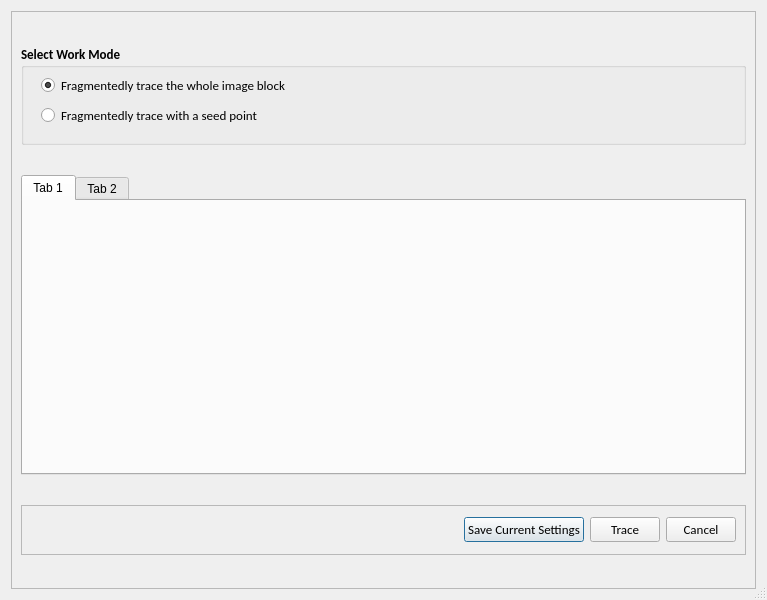
First picture: the form in hackathon/MK/Fragmented_autoTrace/fragmentedTraceUI.ui, repository Vaa3D/vaa3d_tools, before the edit.
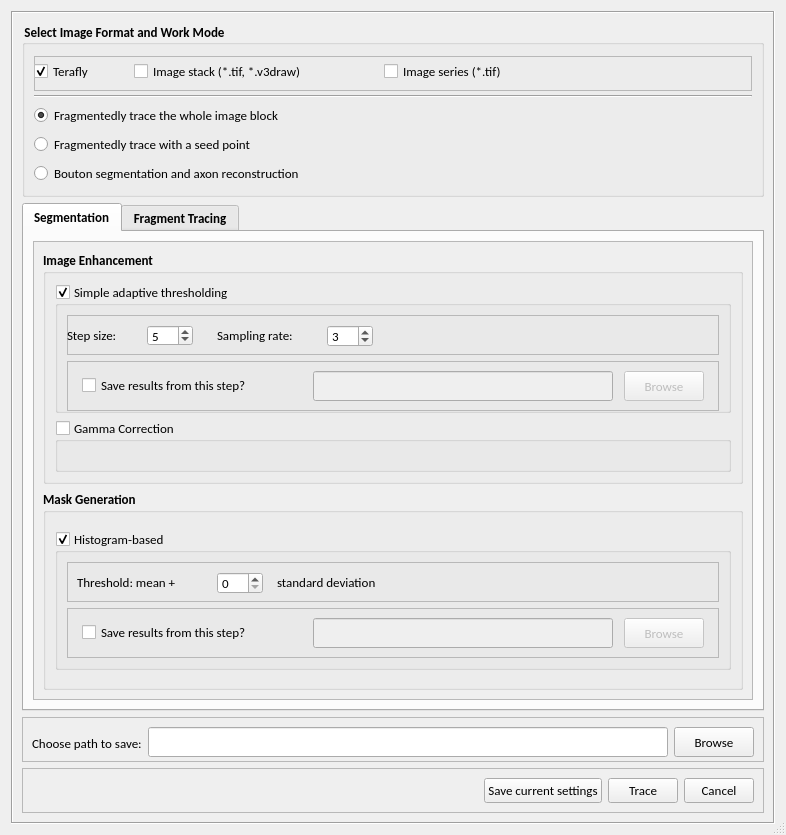
Second picture: the form after the edit.

Commit message: Frag Trace 1209

```diff
--- a/hackathon/MK/Fragmented_autoTrace/fragmentedTraceUI.ui
+++ b/hackathon/MK/Fragmented_autoTrace/fragmentedTraceUI.ui
@@ -12,8 +12,8 @@
    <rect>
     <x>0</x>
     <y>0</y>
-    <width>767</width>
-    <height>600</height>
+    <width>786</width>
+    <height>835</height>
    </rect>
   </property>
   <property name="sizePolicy">
@@ -25,7 +25,7 @@
   <property name="maximumSize">
    <size>
     <width>800</width>
-    <height>600</height>
+    <height>1000</height>
    </size>
   </property>
   <property name="font">
@@ -47,18 +47,27 @@
    <item>
     <widget class="QFrame" name="frame">
      <property name="frameShape">
-      <enum>QFrame::StyledPanel</enum>
+      <enum>QFrame::Box</enum>
      </property>
      <property name="frameShadow">
-      <enum>QFrame::Raised</enum>
+      <enum>QFrame::Sunken</enum>
+     </property>
+     <property name="lineWidth">
+      <number>1</number>
      </property>
      <layout class="QVBoxLayout" name="verticalLayout_2">
       <item>
        <widget class="QGroupBox" name="groupBox">
+        <property name="minimumSize">
+         <size>
+          <width>0</width>
+          <height>170</height>
+         </size>
+        </property>
         <property name="maximumSize">
          <size>
           <width>16777215</width>
-          <height>100</height>
+          <height>180</height>
          </size>
         </property>
         <property name="font">
@@ -67,14 +76,19 @@
           <pointsize>10</pointsize>
           <weight>75</weight>
           <bold>true</bold>
+          <underline>false</underline>
           <strikeout>false</strikeout>
+          <kerning>true</kerning>
          </font>
         </property>
         <property name="autoFillBackground">
          <bool>false</bool>
         </property>
+        <property name="styleSheet">
+         <string notr="true">color: rgb(0, 0, 0);</string>
+        </property>
         <property name="title">
-         <string>Select Work Mode</string>
+         <string>Select Image Format and Work Mode</string>
         </property>
         <property name="flat">
          <bool>false</bool>
@@ -82,47 +96,163 @@
         <property name="checkable">
          <bool>false</bool>
         </property>
-        <widget class="QRadioButton" name="radioButton">
-         <property name="geometry">
-          <rect>
-           <x>20</x>
-           <y>30</y>
-           <width>331</width>
-           <height>20</height>
-          </rect>
-         </property>
-         <property name="font">
-          <font>
-           <weight>50</weight>
-           <bold>false</bold>
-          </font>
-         </property>
-         <property name="text">
-          <string>Fragmentedly trace the whole image block</string>
-         </property>
-         <property name="checked">
-          <bool>true</bool>
-         </property>
-        </widget>
-        <widget class="QRadioButton" name="radioButton_2">
-         <property name="geometry">
-          <rect>
-           <x>20</x>
-           <y>60</y>
-           <width>331</width>
-           <height>20</height>
-          </rect>
-         </property>
-         <property name="font">
-          <font>
-           <weight>50</weight>
-           <bold>false</bold>
-          </font>
-         </property>
-         <property name="text">
-          <string>Fragmentedly trace with a seed point</string>
-         </property>
-        </widget>
+        <layout class="QVBoxLayout" name="verticalLayout_3">
+         <item>
+          <widget class="QFrame" name="frame_2">
+           <property name="minimumSize">
+            <size>
+             <width>0</width>
+             <height>35</height>
+            </size>
+           </property>
+           <property name="maximumSize">
+            <size>
+             <width>16777215</width>
+             <height>30</height>
+            </size>
+           </property>
+           <property name="font">
+            <font>
+             <pointsize>10</pointsize>
+            </font>
+           </property>
+           <property name="frameShape">
+            <enum>QFrame::StyledPanel</enum>
+           </property>
+           <property name="frameShadow">
+            <enum>QFrame::Raised</enum>
+           </property>
+           <widget class="QCheckBox" name="checkBox">
+            <property name="geometry">
+             <rect>
+              <x>0</x>
+              <y>0</y>
+              <width>81</width>
+              <height>31</height>
+             </rect>
+            </property>
+            <property name="font">
+             <font>
+              <family>Calibri</family>
+              <pointsize>10</pointsize>
+              <weight>50</weight>
+              <bold>false</bold>
+             </font>
+            </property>
+            <property name="text">
+             <string>Terafly</string>
+            </property>
+            <property name="checked">
+             <bool>true</bool>
+            </property>
+           </widget>
+           <widget class="QCheckBox" name="checkBox_2">
+            <property name="geometry">
+             <rect>
+              <x>100</x>
+              <y>0</y>
+              <width>231</width>
+              <height>31</height>
+             </rect>
+            </property>
+            <property name="font">
+             <font>
+              <family>Calibri</family>
+              <pointsize>10</pointsize>
+              <weight>50</weight>
+              <bold>false</bold>
+             </font>
+            </property>
+            <property name="text">
+             <string>Image stack (*.tif, *.v3draw)</string>
+            </property>
+           </widget>
+           <widget class="QCheckBox" name="checkBox_3">
+            <property name="geometry">
+             <rect>
+              <x>350</x>
+              <y>0</y>
+              <width>161</width>
+              <height>31</height>
+             </rect>
+            </property>
+            <property name="font">
+             <font>
+              <family>Calibri</family>
+              <pointsize>10</pointsize>
+             </font>
+            </property>
+            <property name="text">
+             <string>Image series (*.tif)</string>
+            </property>
+           </widget>
+          </widget>
+         </item>
+         <item>
+          <widget class="Line" name="line">
+           <property name="font">
+            <font>
+             <pointsize>10</pointsize>
+            </font>
+           </property>
+           <property name="frameShadow">
+            <enum>QFrame::Sunken</enum>
+           </property>
+           <property name="lineWidth">
+            <number>1</number>
+           </property>
+           <property name="orientation">
+            <enum>Qt::Horizontal</enum>
+           </property>
+          </widget>
+         </item>
+         <item>
+          <widget class="QRadioButton" name="radioButton">
+           <property name="font">
+            <font>
+             <family>Calibri</family>
+             <pointsize>10</pointsize>
+             <weight>50</weight>
+             <bold>false</bold>
+            </font>
+           </property>
+           <property name="text">
+            <string>Fragmentedly trace the whole image block</string>
+           </property>
+           <property name="checked">
+            <bool>true</bool>
+           </property>
+          </widget>
+         </item>
+         <item>
+          <widget class="QRadioButton" name="radioButton_2">
+           <property name="font">
+            <font>
+             <family>Calibri</family>
+             <pointsize>10</pointsize>
+             <weight>50</weight>
+             <bold>false</bold>
+            </font>
+           </property>
+           <property name="text">
+            <string>Fragmentedly trace with a seed point</string>
+           </property>
+          </widget>
+         </item>
+         <item>
+          <widget class="QRadioButton" name="radioButton_3">
+           <property name="font">
+            <font>
+             <family>Calibri</family>
+             <pointsize>10</pointsize>
+            </font>
+           </property>
+           <property name="text">
+            <string>Bouton segmentation and axon reconstruction</string>
+           </property>
+          </widget>
+         </item>
+        </layout>
        </widget>
       </item>
       <item>
@@ -130,29 +260,517 @@
         <property name="maximumSize">
          <size>
           <width>10000</width>
-          <height>300</height>
+          <height>10000</height>
          </size>
         </property>
+        <property name="font">
+         <font>
+          <family>Calibri</family>
+          <pointsize>10</pointsize>
+          <weight>75</weight>
+          <bold>true</bold>
+         </font>
+        </property>
+        <property name="currentIndex">
+         <number>0</number>
+        </property>
         <widget class="QWidget" name="tab">
          <attribute name="title">
-          <string>Tab 1</string>
+          <string>Segmentation</string>
          </attribute>
-         <zorder>frame</zorder>
-         <zorder>frame</zorder>
+         <layout class="QVBoxLayout" name="verticalLayout_5">
+          <item>
+           <widget class="QScrollArea" name="scrollArea">
+            <property name="widgetResizable">
+             <bool>true</bool>
+            </property>
+            <widget class="QWidget" name="scrollAreaWidgetContents">
+             <property name="geometry">
+              <rect>
+               <x>0</x>
+               <y>0</y>
+               <width>710</width>
+               <height>435</height>
+              </rect>
+             </property>
+             <layout class="QVBoxLayout" name="verticalLayout_7">
+              <item>
+               <widget class="QGroupBox" name="groupBox_2">
+                <property name="minimumSize">
+                 <size>
+                  <width>0</width>
+                  <height>220</height>
+                 </size>
+                </property>
+                <property name="maximumSize">
+                 <size>
+                  <width>16777215</width>
+                  <height>250</height>
+                 </size>
+                </property>
+                <property name="font">
+                 <font>
+                  <weight>75</weight>
+                  <bold>true</bold>
+                 </font>
+                </property>
+                <property name="title">
+                 <string>Image Enhancement</string>
+                </property>
+                <layout class="QVBoxLayout" name="verticalLayout_4">
+                 <item>
+                  <widget class="QGroupBox" name="groupBox_3">
+                   <property name="minimumSize">
+                    <size>
+                     <width>0</width>
+                     <height>130</height>
+                    </size>
+                   </property>
+                   <property name="maximumSize">
+                    <size>
+                     <width>16777215</width>
+                     <height>130</height>
+                    </size>
+                   </property>
+                   <property name="font">
+                    <font>
+                     <pointsize>10</pointsize>
+                     <weight>50</weight>
+                     <bold>false</bold>
+                    </font>
+                   </property>
+                   <property name="title">
+                    <string>Simple adaptive thresholding</string>
+                   </property>
+                   <property name="checkable">
+                    <bool>true</bool>
+                   </property>
+                   <layout class="QVBoxLayout" name="verticalLayout_6">
+                    <item>
+                     <widget class="QFrame" name="frame_3">
+                      <property name="minimumSize">
+                       <size>
+                        <width>0</width>
+                        <height>40</height>
+                       </size>
+                      </property>
+                      <property name="frameShape">
+                       <enum>QFrame::StyledPanel</enum>
+                      </property>
+                      <property name="frameShadow">
+                       <enum>QFrame::Raised</enum>
+                      </property>
+                      <widget class="QLabel" name="label_2">
+                       <property name="geometry">
+                        <rect>
+                         <x>0</x>
+                         <y>10</y>
+                         <width>71</width>
+                         <height>21</height>
+                        </rect>
+                       </property>
+                       <property name="cursor">
+                        <cursorShape>WhatsThisCursor</cursorShape>
+                       </property>
+                       <property name="mouseTracking">
+                        <bool>true</bool>
+                       </property>
+                       <property name="toolTip">
+                        <string>&lt;html&gt;&lt;head/&gt;&lt;body&gt;&lt;p&gt;&lt;span style=&quot; font-size:9pt;&quot;&gt;Step size refers to the interval between every sampled pixel/voxel. Usually step size it set to be roughly the same size as the object to be segmented. The default value is 5.&lt;/span&gt;&lt;/p&gt;&lt;/body&gt;&lt;/html&gt;</string>
+                       </property>
+                       <property name="text">
+                        <string>Step size:</string>
+                       </property>
+                      </widget>
+                      <widget class="QSpinBox" name="spinBox">
+                       <property name="geometry">
+                        <rect>
+                         <x>80</x>
+                         <y>10</y>
+                         <width>46</width>
+                         <height>21</height>
+                        </rect>
+                       </property>
+                       <property name="minimum">
+                        <number>1</number>
+                       </property>
+                       <property name="value">
+                        <number>5</number>
+                       </property>
+                      </widget>
+                      <widget class="QLabel" name="label_3">
+                       <property name="geometry">
+                        <rect>
+                         <x>150</x>
+                         <y>10</y>
+                         <width>111</width>
+                         <height>21</height>
+                        </rect>
+                       </property>
+                       <property name="cursor">
+                        <cursorShape>WhatsThisCursor</cursorShape>
+                       </property>
+                       <property name="mouseTracking">
+                        <bool>true</bool>
+                       </property>
+                       <property name="toolTip">
+                        <string>&lt;html&gt;&lt;head/&gt;&lt;body&gt;&lt;p&gt;&lt;span style=&quot; font-size:9pt;&quot;&gt;Sampling rate refers to how many pixels/voxels to be sampled in one direction. The simple adaptive thresholding samples the image in 6 direction with the pixel/voxel to be thresholded in the center: x+, x-, y+, y-, z+, z-. Smaller step size prefers larger sampling rate to cover sufficient area to be sampled. The default value is 3.&lt;/span&gt;&lt;/p&gt;&lt;/body&gt;&lt;/html&gt;</string>
+                       </property>
+                       <property name="text">
+                        <string>Sampling rate:</string>
+                       </property>
+                      </widget>
+                      <widget class="QSpinBox" name="spinBox_2">
+                       <property name="geometry">
+                        <rect>
+                         <x>260</x>
+                         <y>10</y>
+                         <width>46</width>
+                         <height>22</height>
+                        </rect>
+                       </property>
+                       <property name="minimum">
+                        <number>1</number>
+                       </property>
+                       <property name="value">
+                        <number>3</number>
+                       </property>
+                      </widget>
+                     </widget>
+                    </item>
+                    <item>
+                     <widget class="QFrame" name="frame_6">
+                      <property name="minimumSize">
+                       <size>
+                        <width>300</width>
+                        <height>50</height>
+                       </size>
+                      </property>
+                      <property name="maximumSize">
+                       <size>
+                        <width>680</width>
+                        <height>50</height>
+                       </size>
+                      </property>
+                      <property name="frameShape">
+                       <enum>QFrame::StyledPanel</enum>
+                      </property>
+                      <property name="frameShadow">
+                       <enum>QFrame::Raised</enum>
+                      </property>
+                      <layout class="QHBoxLayout" name="horizontalLayout_3">
+                       <item>
+                        <widget class="QCheckBox" name="checkBox_4">
+                         <property name="maximumSize">
+                          <size>
+                           <width>220</width>
+                           <height>16777215</height>
+                          </size>
+                         </property>
+                         <property name="text">
+                          <string>Save results from this step?</string>
+                         </property>
+                        </widget>
+                       </item>
+                       <item>
+                        <widget class="QLineEdit" name="lineEdit_2">
+                         <property name="enabled">
+                          <bool>false</bool>
+                         </property>
+                         <property name="minimumSize">
+                          <size>
+                           <width>300</width>
+                           <height>30</height>
+                          </size>
+                         </property>
+                         <property name="maximumSize">
+                          <size>
+                           <width>300</width>
+                           <height>16777215</height>
+                          </size>
+                         </property>
+                        </widget>
+                       </item>
+                       <item>
+                        <widget class="QPushButton" name="pushButton_5">
+                         <property name="enabled">
+                          <bool>false</bool>
+                         </property>
+                         <property name="minimumSize">
+                          <size>
+                           <width>50</width>
+                           <height>30</height>
+                          </size>
+                         </property>
+                         <property name="maximumSize">
+                          <size>
+                           <width>80</width>
+                           <height>16777215</height>
+                          </size>
+                         </property>
+                         <property name="font">
+                          <font>
+                           <family>Calibri</family>
+                           <pointsize>10</pointsize>
+                          </font>
+                         </property>
+                         <property name="text">
+                          <string>Browse</string>
+                         </property>
+                        </widget>
+                       </item>
+                      </layout>
+                     </widget>
+                    </item>
+                   </layout>
+                  </widget>
+                 </item>
+                 <item>
+                  <widget class="QGroupBox" name="groupBox_5">
+                   <property name="minimumSize">
+                    <size>
+                     <width>0</width>
+                     <height>40</height>
+                    </size>
+                   </property>
+                   <property name="font">
+                    <font>
+                     <weight>50</weight>
+                     <bold>false</bold>
+                    </font>
+                   </property>
+                   <property name="title">
+                    <string>Gamma Correction</string>
+                   </property>
+                   <property name="checkable">
+                    <bool>true</bool>
+                   </property>
+                   <property name="checked">
+                    <bool>false</bool>
+                   </property>
+                  </widget>
+                 </item>
+                </layout>
+               </widget>
+              </item>
+              <item>
+               <widget class="QGroupBox" name="groupBox_4">
+                <property name="minimumSize">
+                 <size>
+                  <width>0</width>
+                  <height>180</height>
+                 </size>
+                </property>
+                <property name="maximumSize">
+                 <size>
+                  <width>16777215</width>
+                  <height>200</height>
+                 </size>
+                </property>
+                <property name="font">
+                 <font>
+                  <weight>75</weight>
+                  <bold>true</bold>
+                 </font>
+                </property>
+                <property name="title">
+                 <string>Mask Generation</string>
+                </property>
+                <layout class="QVBoxLayout" name="verticalLayout_8">
+                 <item>
+                  <widget class="QGroupBox" name="groupBox_6">
+                   <property name="minimumSize">
+                    <size>
+                     <width>0</width>
+                     <height>120</height>
+                    </size>
+                   </property>
+                   <property name="maximumSize">
+                    <size>
+                     <width>16777215</width>
+                     <height>140</height>
+                    </size>
+                   </property>
+                   <property name="font">
+                    <font>
+                     <weight>50</weight>
+                     <bold>false</bold>
+                    </font>
+                   </property>
+                   <property name="title">
+                    <string>Histogram-based</string>
+                   </property>
+                   <property name="checkable">
+                    <bool>true</bool>
+                   </property>
+                   <layout class="QVBoxLayout" name="verticalLayout_9">
+                    <item>
+                     <widget class="QFrame" name="frame_7">
+                      <property name="minimumSize">
+                       <size>
+                        <width>0</width>
+                        <height>35</height>
+                       </size>
+                      </property>
+                      <property name="maximumSize">
+                       <size>
+                        <width>16777215</width>
+                        <height>100</height>
+                       </size>
+                      </property>
+                      <property name="frameShape">
+                       <enum>QFrame::StyledPanel</enum>
+                      </property>
+                      <property name="frameShadow">
+                       <enum>QFrame::Raised</enum>
+                      </property>
+                      <widget class="QLabel" name="label_4">
+                       <property name="geometry">
+                        <rect>
+                         <x>10</x>
+                         <y>10</y>
+                         <width>131</width>
+                         <height>21</height>
+                        </rect>
+                       </property>
+                       <property name="text">
+                        <string>Threshold: mean + </string>
+                       </property>
+                      </widget>
+                      <widget class="QSpinBox" name="spinBox_3">
+                       <property name="geometry">
+                        <rect>
+                         <x>150</x>
+                         <y>10</y>
+                         <width>46</width>
+                         <height>22</height>
+                        </rect>
+                       </property>
+                      </widget>
+                      <widget class="QLabel" name="label_5">
+                       <property name="geometry">
+                        <rect>
+                         <x>210</x>
+                         <y>10</y>
+                         <width>131</width>
+                         <height>21</height>
+                        </rect>
+                       </property>
+                       <property name="text">
+                        <string>standard deviation</string>
+                       </property>
+                      </widget>
+                     </widget>
+                    </item>
+                    <item>
+                     <widget class="QFrame" name="frame_8">
+                      <property name="minimumSize">
+                       <size>
+                        <width>0</width>
+                        <height>50</height>
+                       </size>
+                      </property>
+                      <property name="maximumSize">
+                       <size>
+                        <width>16777215</width>
+                        <height>80</height>
+                       </size>
+                      </property>
+                      <property name="frameShape">
+                       <enum>QFrame::StyledPanel</enum>
+                      </property>
+                      <property name="frameShadow">
+                       <enum>QFrame::Raised</enum>
+                      </property>
+                      <layout class="QHBoxLayout" name="horizontalLayout_4">
+                       <item>
+                        <widget class="QCheckBox" name="checkBox_5">
+                         <property name="maximumSize">
+                          <size>
+                           <width>220</width>
+                           <height>16777215</height>
+                          </size>
+                         </property>
+                         <property name="text">
+                          <string>Save results from this step?</string>
+                         </property>
+                        </widget>
+                       </item>
+                       <item>
+                        <widget class="QLineEdit" name="lineEdit_3">
+                         <property name="enabled">
+                          <bool>false</bool>
+                         </property>
+                         <property name="minimumSize">
+                          <size>
+                           <width>300</width>
+                           <height>30</height>
+                          </size>
+                         </property>
+                         <property name="maximumSize">
+                          <size>
+                           <width>300</width>
+                           <height>16777215</height>
+                          </size>
+                         </property>
+                        </widget>
+                       </item>
+                       <item>
+                        <widget class="QPushButton" name="pushButton_6">
+                         <property name="enabled">
+                          <bool>false</bool>
+                         </property>
+                         <property name="minimumSize">
+                          <size>
+                           <width>50</width>
+                           <height>30</height>
+                          </size>
+                         </property>
+                         <property name="maximumSize">
+                          <size>
+                           <width>80</width>
+                           <height>16777215</height>
+                          </size>
+                         </property>
+                         <property name="font">
+                          <font>
+                           <family>Calibri</family>
+                           <pointsize>10</pointsize>
+                          </font>
+                         </property>
+                         <property name="text">
+                          <string>Browse</string>
+                         </property>
+                        </widget>
+                       </item>
+                      </layout>
+                     </widget>
+                    </item>
+                   </layout>
+                  </widget>
+                 </item>
+                </layout>
+               </widget>
+              </item>
+             </layout>
+            </widget>
+           </widget>
+          </item>
+         </layout>
         </widget>
         <widget class="QWidget" name="tab_2">
          <attribute name="title">
-          <string>Tab 2</string>
+          <string>Fragment Tracing</string>
          </attribute>
         </widget>
        </widget>
       </item>
       <item>
-       <widget class="QFrame" name="frame_2">
+       <widget class="QFrame" name="frame_4">
         <property name="maximumSize">
          <size>
           <width>16777215</width>
-          <height>50</height>
+          <height>45</height>
          </size>
         </property>
         <property name="frameShape">
@@ -163,13 +781,85 @@
         </property>
         <layout class="QHBoxLayout" name="horizontalLayout">
          <item>
+          <widget class="QLabel" name="label">
+           <property name="minimumSize">
+            <size>
+             <width>0</width>
+             <height>32</height>
+            </size>
+           </property>
+           <property name="maximumSize">
+            <size>
+             <width>16777215</width>
+             <height>35</height>
+            </size>
+           </property>
+           <property name="font">
+            <font>
+             <family>Calibri</family>
+             <pointsize>10</pointsize>
+            </font>
+           </property>
+           <property name="text">
+            <string>Choose path to save:</string>
+           </property>
+          </widget>
+         </item>
+         <item>
+          <widget class="QLineEdit" name="lineEdit">
+           <property name="minimumSize">
+            <size>
+             <width>0</width>
+             <height>30</height>
+            </size>
+           </property>
+          </widget>
+         </item>
+         <item>
+          <widget class="QPushButton" name="pushButton_4">
+           <property name="minimumSize">
+            <size>
+             <width>0</width>
+             <height>30</height>
+            </size>
+           </property>
+           <property name="font">
+            <font>
+             <family>Calibri</family>
+             <pointsize>10</pointsize>
+            </font>
+           </property>
+           <property name="text">
+            <string>Browse</string>
+           </property>
+          </widget>
+         </item>
+        </layout>
+       </widget>
+      </item>
+      <item>
+       <widget class="QFrame" name="frame_5">
+        <property name="maximumSize">
+         <size>
+          <width>16777215</width>
+          <height>50</height>
+         </size>
+        </property>
+        <property name="frameShape">
+         <enum>QFrame::StyledPanel</enum>
+        </property>
+        <property name="frameShadow">
+         <enum>QFrame::Raised</enum>
+        </property>
+        <layout class="QHBoxLayout" name="horizontalLayout_2">
+         <item>
           <spacer name="horizontalSpacer">
            <property name="orientation">
             <enum>Qt::Horizontal</enum>
            </property>
            <property name="sizeHint" stdset="0">
             <size>
-             <width>40</width>
+             <width>397</width>
              <height>20</height>
             </size>
            </property>
@@ -184,7 +874,7 @@
             </font>
            </property>
            <property name="text">
-            <string>Save Current Settings</string>
+            <string>Save current settings</string>
            </property>
            <property name="checkable">
             <bool>false</bool>
```
Left out of the diff: 155 changed lines with no effect on the pictures. The commit also changes 6 other files.
